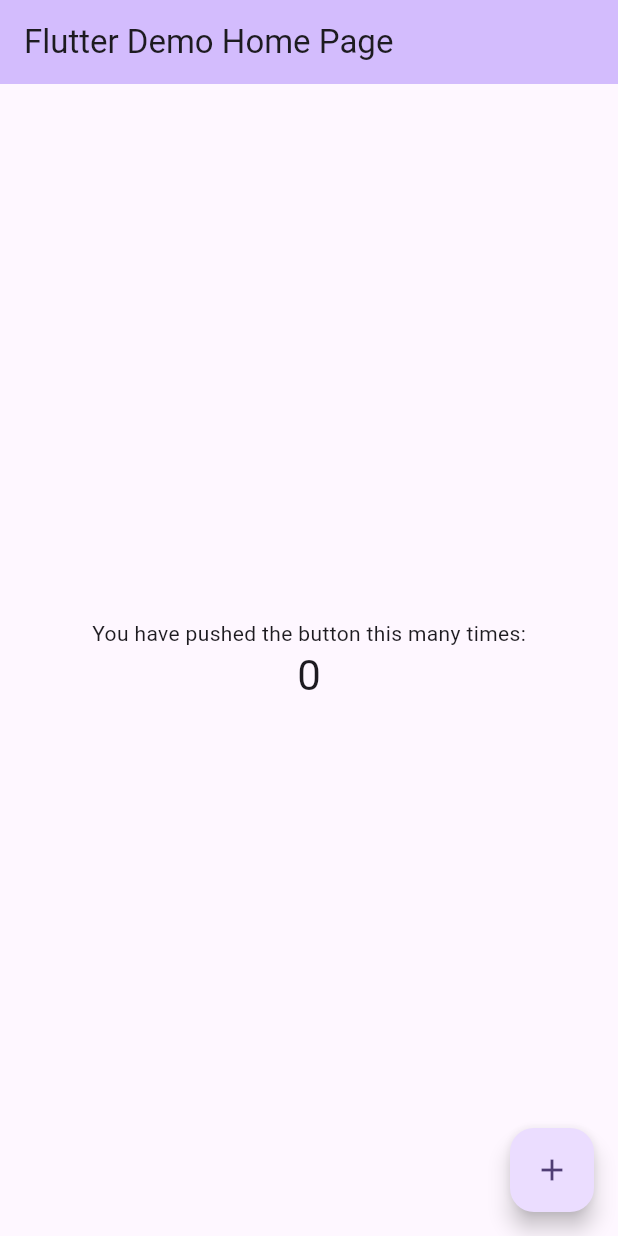
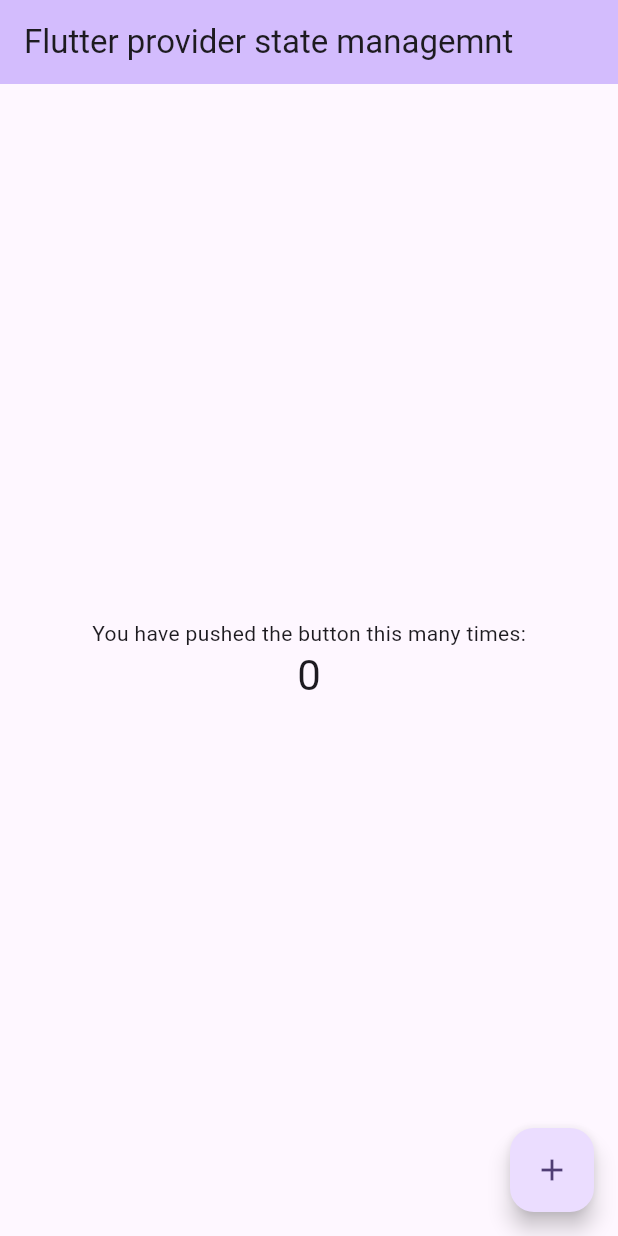
Before and after one commit to mhrhabib/provider_state, a Flutter app: the screen it shows after launch, on a phone screen of 412 x 824 dp. Run offline on Flutter 3.47's test engine with Material 3 defaults, Android fonts, the phone set to English and light mode, and no system bars.

Commit message:
title changed

```diff
--- a/lib/main.dart
+++ b/lib/main.dart
@@ -15,7 +15,7 @@ class MyApp extends StatelessWidget {
         colorScheme: ColorScheme.fromSeed(seedColor: Colors.deepPurple),
         useMaterial3: true,
       ),
-      home: const MyHomePage(title: 'Flutter Demo Home Page'),
+      home: const MyHomePage(title: 'Flutter provider state managemnt'),
     );
   }
 }
```
